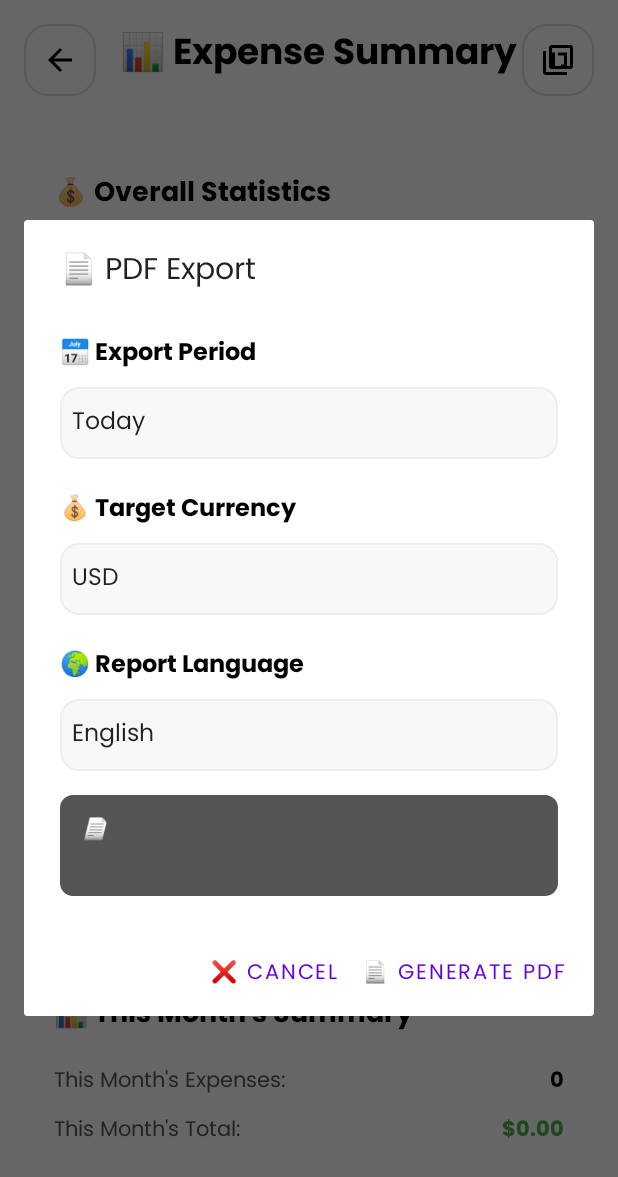
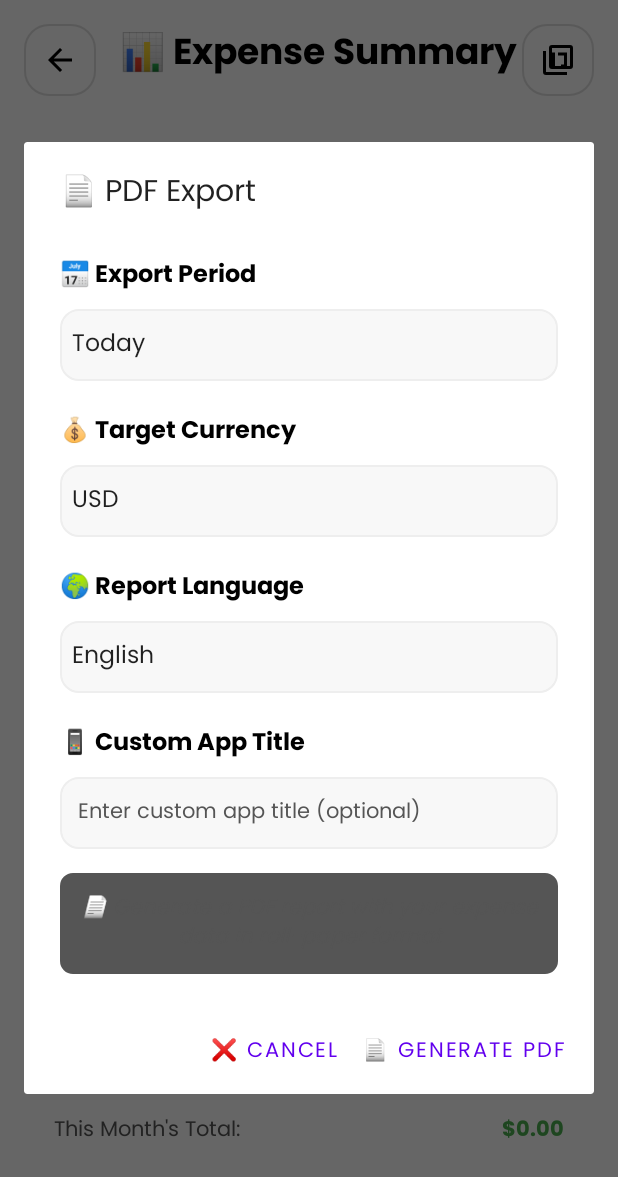
Before and after one commit to kaungthant-w/expense-android, an Android app: the SummaryActivity screen opened directly, with no data from a screen before it, after a tap on "Export PDF", on a phone screen of 412 x 824 dp. Shown: the top 1177 px of the screen. Run offline under Robolectric (Android 15) with nearby library versions, the phone set to English and light mode, and no system bars.

Commit message:
add pdf roller error

```diff
--- a/app/src/main/java/com/example/myapplication/SummaryActivity.kt
+++ b/app/src/main/java/com/example/myapplication/SummaryActivity.kt
@@ -9,6 +9,7 @@ import android.os.Bundle
 import android.view.MenuItem
 import android.widget.ArrayAdapter
 import android.widget.Button
+import android.widget.EditText
 import android.widget.ImageButton
 import android.widget.Spinner
 import android.widget.TextView
@@ -340,14 +341,19 @@ class SummaryActivity : BaseActivity(), NavigationView.OnNavigationItemSelectedL
             @Suppress("DEPRECATION")
             super.onBackPressed()
         }
-    }
-      private fun showPdfExportDialog() {
+    }    private fun showPdfExportDialog() {
         val dialogView = layoutInflater.inflate(R.layout.dialog_pdf_export, null)
 
-        // Find spinners in the dialog
+        // Find views in the dialog
         val spinnerPeriod: Spinner = dialogView.findViewById(R.id.spinnerPeriod)
         val spinnerCurrency: Spinner = dialogView.findViewById(R.id.spinnerCurrency)
         val spinnerLanguage: Spinner = dialogView.findViewById(R.id.spinnerLanguage)
+        val etCustomAppTitle: EditText = dialogView.findViewById(R.id.etCustomAppTitle)
+        val tvCustomAppTitle: TextView = dialogView.findViewById(R.id.tvCustomAppTitle)
+
+        // Set translated text for custom app title
+        tvCustomAppTitle.text = languageManager.getString("pdf_export_custom_title")
+        etCustomAppTitle.hint = languageManager.getString("pdf_export_custom_title_hint")
 
         // Setup period options
         val periodOptions = arrayOf(
@@ -380,23 +386,23 @@ class SummaryActivity : BaseActivity(), NavigationView.OnNavigationItemSelectedL
 
         // Set default selections
         spinnerCurrency.setSelection(currencyOptions.indexOf(currencyManager.getCurrentDisplayCurrency()))
-
-        val dialog = AlertDialog.Builder(this)
+          val dialog = AlertDialog.Builder(this)
             .setTitle(languageManager.getString("pdf_export_title"))
-            .setView(dialogView)            .setPositiveButton(languageManager.getString("pdf_export_generate")) { _, _ ->
+            .setView(dialogView)
+            .setPositiveButton(languageManager.getString("pdf_export_generate")) { _, _ ->
                 val periodIndex = spinnerPeriod.selectedItemPosition
                 val selectedCurrency = currencyOptions[spinnerCurrency.selectedItemPosition]
                 val languageIndex = spinnerLanguage.selectedItemPosition
+                val customAppTitle = etCustomAppTitle.text.toString().trim()
 
-                generatePdfExport(periodIndex, selectedCurrency, languageIndex)
+                generatePdfExport(periodIndex, selectedCurrency, languageIndex, customAppTitle)
             }.setNegativeButton(languageManager.getString("cancel_button")) { dialog, _ ->
                 dialog.dismiss()
             }
             .create()
 
         dialog.show()
-    }
-      private fun generatePdfExport(periodIndex: Int, targetCurrency: String, languageIndex: Int) {
+    }    private fun generatePdfExport(periodIndex: Int, targetCurrency: String, languageIndex: Int, customAppTitle: String) {
         try {
             // Load all expenses
             val expensesJson = sharedPreferences.getString("expenses", "[]")
@@ -430,13 +436,13 @@ class SummaryActivity : BaseActivity(), NavigationView.OnNavigationItemSelectedL
                 4 -> "th"
                 else -> "en"
             }
-
-            // Generate PDF using the correct method name
+              // Generate PDF using the correct method name
             val success = pdfExportFacade.exportPdf(
                 period = periodString,
                 expenses = expensesForPdf,
                 targetCurrency = targetCurrency,
-                targetLanguage = languageString
+                targetLanguage = languageString,
+                customAppTitle = customAppTitle
             )
 
             if (success) {
--- a/app/src/main/res/layout/dialog_pdf_export.xml
+++ b/app/src/main/res/layout/dialog_pdf_export.xml
@@ -48,13 +48,34 @@
         android:textSize="16sp"
         android:textStyle="bold"
         android:textColor="?attr/textPrimaryColor"
-        android:layout_marginBottom="8dp" />
-
-    <Spinner
+        android:layout_marginBottom="8dp" />    <Spinner
         android:id="@+id/spinnerLanguage"
         android:layout_width="match_parent"
         android:layout_height="48dp"
         android:background="@drawable/input_background"
+        android:layout_marginBottom="20dp" />    <!-- Custom App Title -->
+    <TextView
+        android:id="@+id/tvCustomAppTitle"
+        android:layout_width="match_parent"
+        android:layout_height="wrap_content"
+        android:text="📱 Custom App Title"
+        android:textSize="16sp"
+        android:textStyle="bold"
+        android:textColor="?attr/textPrimaryColor"
+        android:layout_marginBottom="8dp" />
+
+    <EditText
+        android:id="@+id/etCustomAppTitle"
+        android:layout_width="match_parent"
+        android:layout_height="48dp"
+        android:background="@drawable/input_background"
+        android:hint="Enter custom app title (optional)"
+        android:textSize="14sp"
+        android:textColor="?attr/textPrimaryColor"
+        android:textColorHint="?attr/textSecondaryColor"
+        android:padding="12dp"
+        android:maxLength="50"
+        android:inputType="text"
         android:layout_marginBottom="16dp" />
 
     <!-- Information Text -->
```
Also changed, not shown: app/src/main/assets/lang/strings_en.json (+8 -4 lines), app/src/main/assets/lang/strings_ja.json (+8 -4 lines), app/src/main/assets/lang/strings_mm.json (+8 -4 lines), app/src/main/assets/lang/strings_th.json (+8 -4 lines), app/src/main/assets/lang/strings_zh.json (+8 -4 lines), app/src/main/java/com/example/myapplication/pdf/PdfExportFacade.kt (+21 -10 lines), 1 other file.
